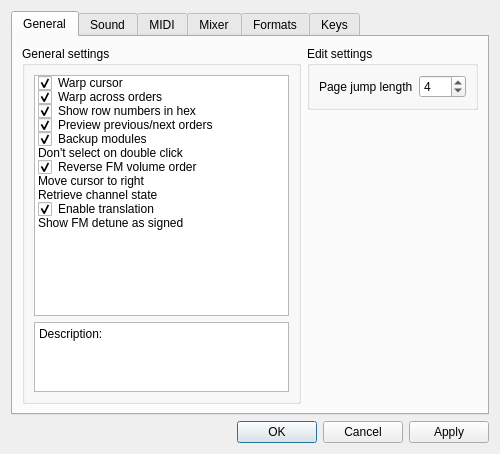
The window that BambooTracker/gui/configuration_dialog.ui (BambooTracker/BambooTracker) describes before a commit, drawn with Qt 5.
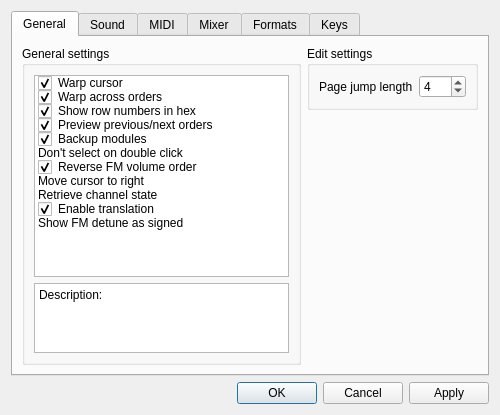
The same window after the commit. Custom widgets are drawn as their Qt base class.

Diff of the .ui file:
```diff
--- a/BambooTracker/gui/configuration_dialog.ui
+++ b/BambooTracker/gui/configuration_dialog.ui
@@ -7,7 +7,7 @@
     <x>0</x>
     <y>0</y>
     <width>500</width>
-    <height>454</height>
+    <height>405</height>
    </rect>
   </property>
   <property name="windowTitle">
```
